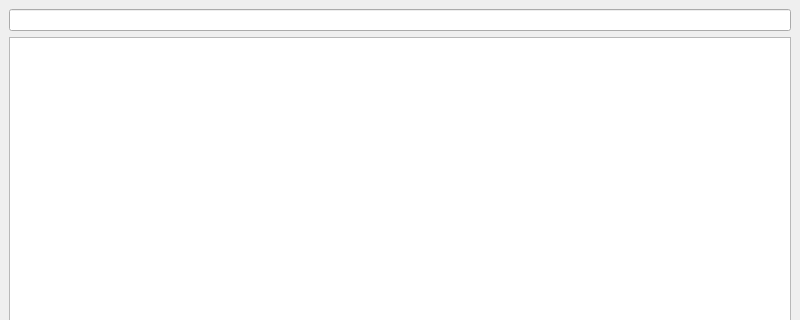
The window that resources/main_window.ui (Kif11/kk-starterapp) describes before a commit, drawn with Qt 5; both pictures show x 0 to 800 and y 0 to 320 of the 800 by 600 pixel window.
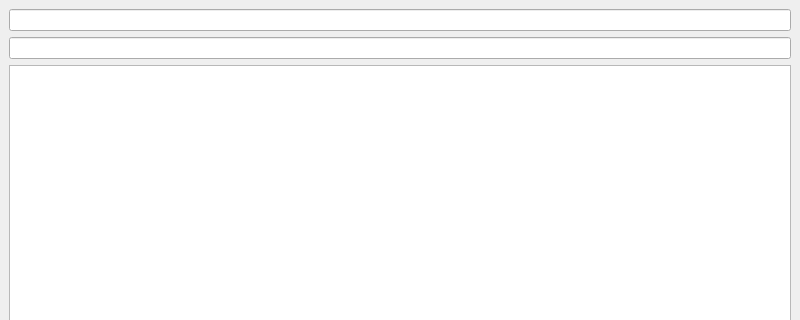
The same window after the commit.

Patch:
```diff
--- a/resources/main_window.ui
+++ b/resources/main_window.ui
@@ -19,7 +19,14 @@
      <widget class="QLineEdit" name="search_bar"/>
     </item>
     <item>
-     <widget class="QTableView" name="table_view"/>
+     <widget class="QLineEdit" name="search_bar2"/>
+    </item>
+    <item>
+     <widget class="QTableView" name="table_view">
+      <attribute name="horizontalHeaderStretchLastSection">
+       <bool>true</bool>
+      </attribute>
+     </widget>
     </item>
     <item>
      <widget class="QPushButton" name="action_btn">
```
